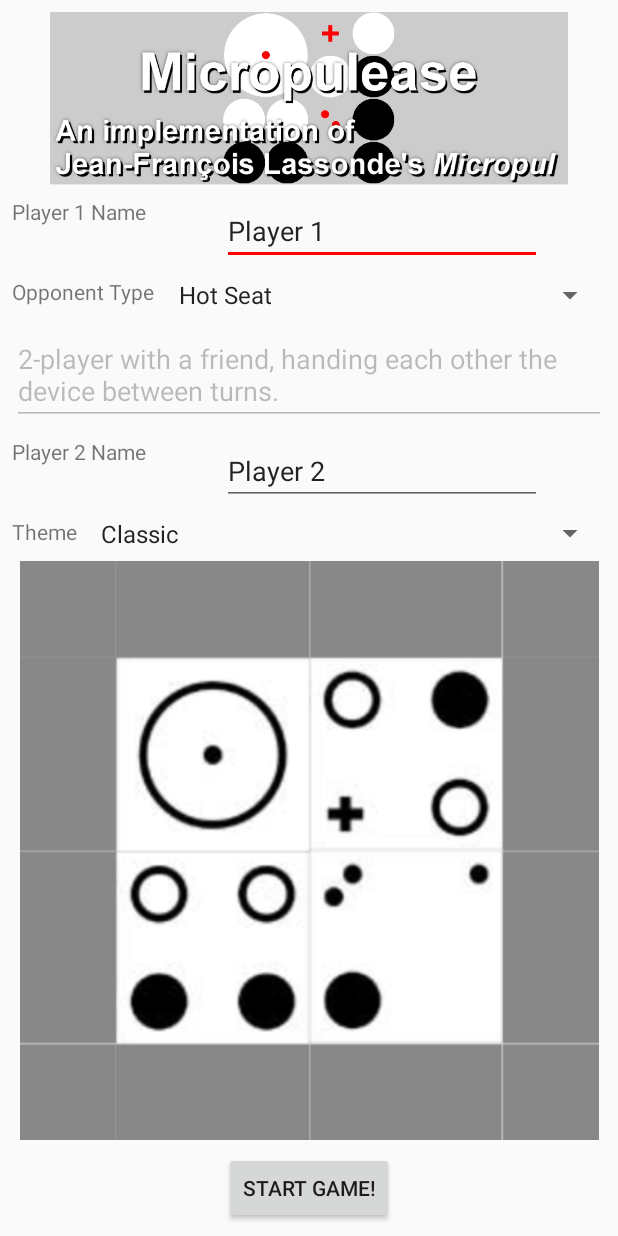
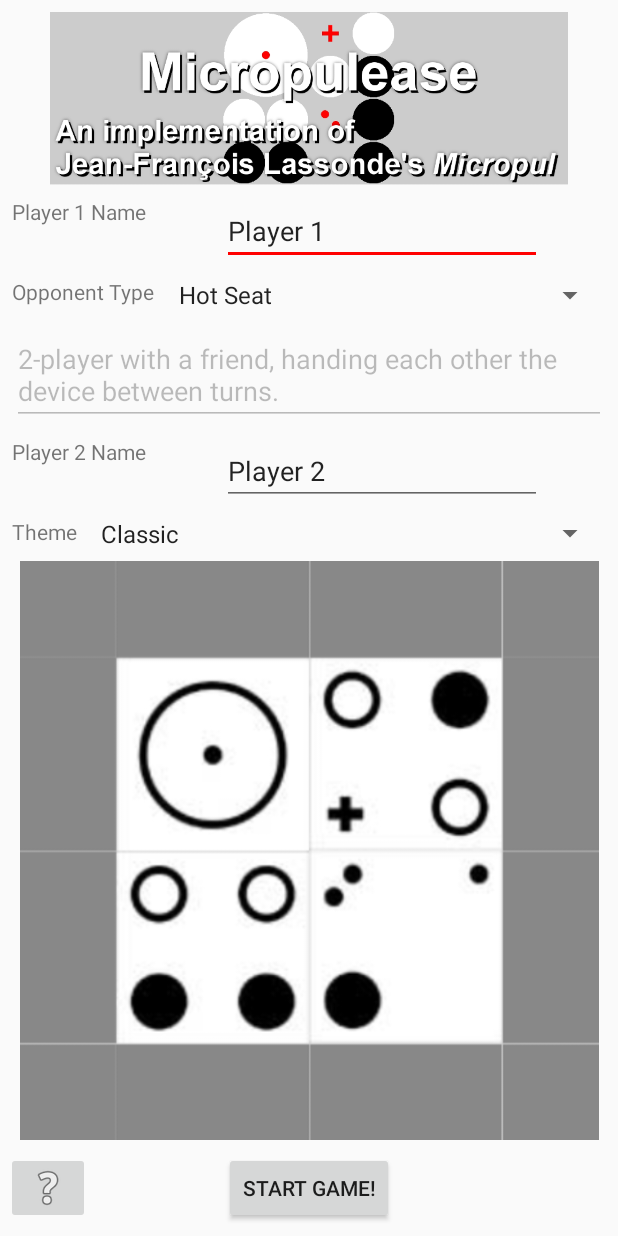
Before and after one commit to kuhrusty/Micropulease, an Android app: the screen it shows after launch (StartGameActivity), on a phone screen of 412 x 824 dp. Run offline under Robolectric (Android 15) with nearby library versions, the phone set to English and light mode, and no system bars.

Commit message:
Issue #11: add help button to main screen.

```diff
--- a/app/src/main/java/com/kuhrusty/micropul/StartGameActivity.java
+++ b/app/src/main/java/com/kuhrusty/micropul/StartGameActivity.java
@@ -187,4 +187,11 @@ public class StartGameActivity extends AppCompatActivity {
         //startActivityForResult(intent, RESULT_SAVE_SCORE_OR_WHATEVER;
         startActivity(intent);
     }
+
+    /**
+     * Called when the Help button is hit.
+     */
+    public void openHelp(View view) {
+        startActivity(new Intent(this, HelpActivity.class));
+    }
 }
--- a/app/src/main/res/layout/activity_start_game.xml
+++ b/app/src/main/res/layout/activity_start_game.xml
@@ -146,6 +146,17 @@
         app:layout_constraintTop_toBottomOf="@+id/themeSpinner"
         />
 
+    <ImageButton
+        android:id="@+id/helpButton"
+        android:layout_width="wrap_content"
+        android:layout_height="0dp"
+        android:layout_marginLeft="4dp"
+        android:onClick="openHelp"
+        app:layout_constraintBottom_toBottomOf="@+id/startGame"
+        app:layout_constraintLeft_toLeftOf="parent"
+        app:layout_constraintTop_toTopOf="@+id/startGame"
+        app:srcCompat="@android:drawable/ic_menu_help"/>
+
     <Button
         android:id="@+id/startGame"
         android:layout_width="wrap_content"
```
